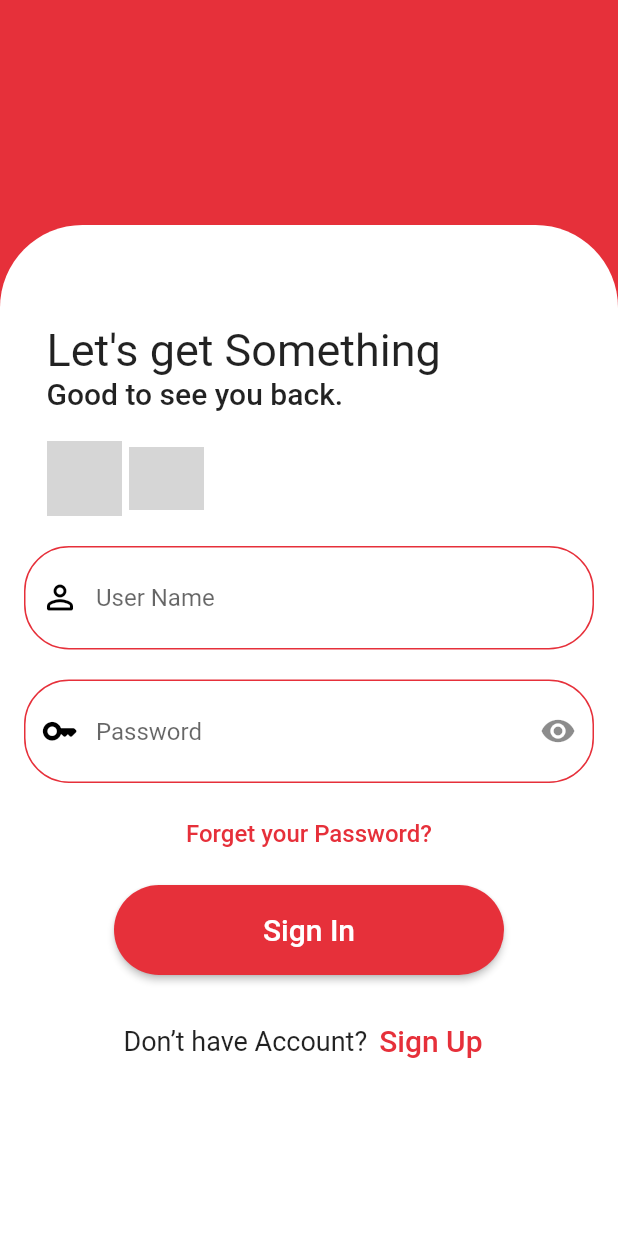
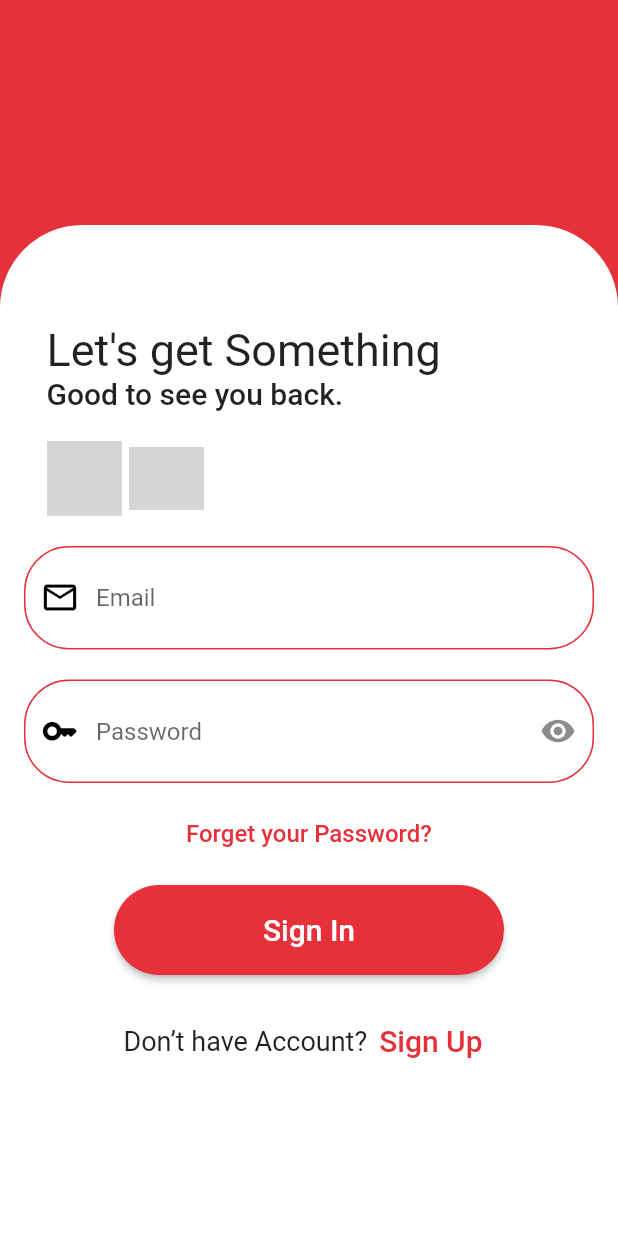
Before and after one commit to NavaneethMukundan/Epicure, a Flutter app: the LoginScreen screen opened directly, on a phone screen of 412 x 824 dp. Run offline on Flutter 3.47's test engine with Material 2 defaults, Android fonts, the phone set to English and light mode, and no system bars; our stand-ins replace dio, google_fonts, internet_connection_checker, introduction_screen; network calls fail; grey boxes are pictures that could not be loaded.

Commit message:
register completed

```diff
--- a/lib/main.dart
+++ b/lib/main.dart
@@ -1,7 +1,7 @@
 import 'package:epicure/view/widgets/splash/splash_screen.dart';
 import 'package:epicure/view_model/home/home.dart';
 import 'package:epicure/view_model/main/bottom_navigation.dart';
-import 'package:epicure/view_model/register/login_signup.dart';
+import 'package:epicure/view_model/register/signup.dart';
 import 'package:epicure/view_model/register/sign_in.dart';
 import 'package:flutter/material.dart';
 import 'package:provider/provider.dart';
--- a/lib/model/login_model/login_model.dart
+++ b/lib/model/login_model/login_model.dart
@@ -1,22 +1,13 @@
 class LoginModel {
-  String? name;
+  String? email;
   String? password;
-  String? confirmPassword;
-  int? phoneNumber;
 
-  LoginModel({
-    this.name,
-    this.confirmPassword,
-    this.password,
-    this.phoneNumber,
-  });
+  LoginModel({this.email, this.password});
 
-  Map<String, dynamic> toJson() {
+  Map<String, dynamic> tojson() {
     return {
-      "name": name,
-      "phoneNo": phoneNumber,
+      "email": email,
       "password": password,
-      "confirmPassword": confirmPassword
     };
   }
 }
--- /dev/null
+++ b/lib/model/login_model/login_response.dart
@@ -0,0 +1,12 @@
+class LoginResponse {
+  String? message;
+  String? token;
+
+  LoginResponse({
+    this.message,
+    this.token,
+  });
+
+  factory LoginResponse.fromJson(Map<String, dynamic> json) =>
+      LoginResponse(message: json["message"] ?? "", token: json["token"] ?? "");
+}
--- a/lib/model/signup_model/signup_model.dart
+++ b/lib/model/signup_model/signup_model.dart
@@ -0,0 +1,27 @@
+class SignupModel {
+  String? name;
+  String? password;
+  String? confirmPassword;
+  // int? phoneNumber;
+  String? email;
+  String? role;
+
+  SignupModel(
+      {this.name,
+      this.email,
+      this.password,
+      this.confirmPassword,
+      // this.phoneNumber,
+      this.role});
+
+  Map<String, dynamic> toJson() {
+    return {
+      "name": name,
+      // "phoneNo": phoneNumber,
+      "email": email,
+      "password": password,
+      "confirmPassword": confirmPassword,
+      "role": role
+    };
+  }
+}
--- /dev/null
+++ b/lib/model/signup_model/signup_response.dart
@@ -0,0 +1,9 @@
+class SignupResponse {
+  String? message;
+  String? userId;
+
+  SignupResponse({this.message, this.userId});
+
+  factory SignupResponse.fromJson(Map<String, dynamic> json) => SignupResponse(
+      message: json["message"] ?? "", userId: json["userId"] ?? "");
+}
--- /dev/null
+++ b/lib/repository/connection.dart
@@ -0,0 +1,6 @@
+import 'package:internet_connection_checker/internet_connection_checker.dart';
+
+Future<bool> connectionCheck() async {
+  bool result = await InternetConnectionChecker().hasConnection;
+  return result;
+}
--- /dev/null
+++ b/lib/utils/url.dart
@@ -0,0 +1,5 @@
+class Url {
+  static String baseUrl = 'http://10.0.2.2:3002/';
+  static String signupUrl = 'auth/signup-user';
+  static String loginUrl = 'auth/login';
+}
--- a/lib/view/register/login/login.dart
+++ b/lib/view/register/login/login.dart
@@ -1,9 +1,10 @@
 import 'package:epicure/utils/colors.dart';
 import 'package:epicure/utils/constraints.dart';
-import 'package:epicure/view/home/home.dart';
+import 'package:epicure/utils/routes.dart';
 import 'package:epicure/view/register/login/widgets/custom_buton.dart';
 import 'package:epicure/view/register/login/widgets/custom_field.dart';
 import 'package:epicure/view/register/signup/signup.dart';
+import 'package:epicure/view/widgets/navigation/navigation.dart';
 import 'package:epicure/view_model/register/sign_in.dart';
 import 'package:flutter/material.dart';
 import 'package:google_fonts/google_fonts.dart';
@@ -92,11 +93,10 @@ class LoginScreen extends StatelessWidget {
                               ),
                               kheight20,
                               TextFormWidget(
-                                  controller:
-                                      signInController.userNameController,
+                                  controller: signInController.emailController,
                                   padding: 25,
-                                  icon: Icons.person_outline_rounded,
-                                  hintText: 'User Name',
+                                  icon: Icons.email_outlined,
+                                  hintText: 'Email',
                                   iconsize: 26,
                                   textHeight: 15,
                                   color: mainColor,
@@ -136,7 +136,9 @@ class LoginScreen extends StatelessWidget {
                                     )),
                               ),
                               kheight,
-                              Center(
+                              Consumer<SignInController>(
+                                builder: (context, value, child) {
+                                  return Center(
                                     child: CustomButton(
                                       text: 'Sign In',
                                       height: 60,
@@ -144,10 +146,15 @@ class LoginScreen extends StatelessWidget {
                                       fontsize: 20,
                                       color: kWhite,
                                       ontap: () {
-                                    signInController.formValidation(
-                                        context, const HomeScreeen());
+                                        // value.isloading
+                                        //     ? const CircularProgressIndicator()
+                                        //     : value.signInButton(context);
+                                        RouteController.pushRoute(
+                                            context, BottomNavigation());
                                       },
                                     ),
+                                  );
+                                },
                               ),
                               kheight20,
                               Row(
--- a/pubspec.yaml
+++ b/pubspec.yaml
@@ -37,6 +37,8 @@ dependencies:
   introduction_screen: ^3.0.2
   google_fonts: ^3.0.1
   provider: ^6.0.3
+  dio: ^4.0.6
+  internet_connection_checker: ^0.0.1+4
 
 dev_dependencies:
   flutter_test:
```
Also changed, not shown: lib/repository/register/signin_repo.dart (added, +35 -0 lines), lib/repository/register/signup_repo.dart (added, +34 -0 lines), lib/repository/servies.dart (added, +13 -0 lines), lib/utils/snackbar.dart (added, +25 -0 lines), lib/view/register/signup/signup.dart (+14 -6 lines), lib/view_model/register/login_signup.dart (deleted, +0 -35 lines), lib/view_model/register/sign_in.dart (+48 -7 lines), lib/view_model/register/signup.dart (added, +80 -0 lines), pubspec.lock. Lines whose indentation alone changed are shown as unchanged.
